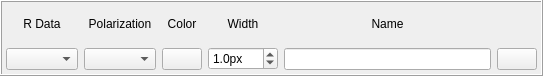
This is pychamber/app/ui/polar_trace_settings.ui in PyChamber/PyChamber as Qt 5 draws it before an edit. The edited form follows.
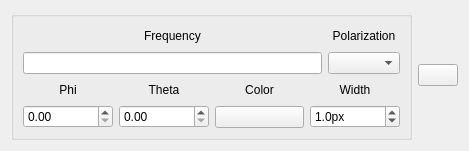
This is the edited form. Custom widgets are drawn as their Qt base class.

```diff
--- a/pychamber/app/ui/polar_trace_settings.ui
+++ b/pychamber/app/ui/polar_trace_settings.ui
@@ -6,56 +6,25 @@
    <rect>
     <x>0</x>
     <y>0</y>
-    <width>543</width>
-    <height>76</height>
+    <width>469</width>
+    <height>151</height>
    </rect>
   </property>
   <property name="windowTitle">
    <string>Form</string>
   </property>
-  <layout class="QVBoxLayout" name="verticalLayout_7">
-   <property name="spacing">
-    <number>0</number>
-   </property>
-   <property name="leftMargin">
-    <number>0</number>
-   </property>
-   <property name="topMargin">
-    <number>0</number>
-   </property>
-   <property name="rightMargin">
-    <number>0</number>
-   </property>
-   <property name="bottomMargin">
-    <number>0</number>
-   </property>
+  <layout class="QHBoxLayout" name="horizontalLayout_3">
    <item>
-    <widget class="QFrame" name="frame">
-     <property name="frameShape">
-      <enum>QFrame::Box</enum>
-     </property>
-     <property name="frameShadow">
-      <enum>QFrame::Raised</enum>
-     </property>
+    <widget class="QGroupBox" name="groupBox">
+     <layout class="QVBoxLayout" name="verticalLayout_10">
+      <item>
      <layout class="QHBoxLayout" name="horizontalLayout">
-      <property name="leftMargin">
-       <number>4</number>
-      </property>
-      <property name="topMargin">
-       <number>4</number>
-      </property>
-      <property name="rightMargin">
-       <number>4</number>
-      </property>
-      <property name="bottomMargin">
-       <number>4</number>
-      </property>
       <item>
-       <layout class="QVBoxLayout" name="verticalLayout">
+         <layout class="QVBoxLayout" name="verticalLayout_5">
         <item>
-         <widget class="QLabel" name="label">
+           <widget class="QLabel" name="frequencyLabel">
           <property name="text">
-           <string>R Data</string>
+             <string>Frequency</string>
           </property>
           <property name="alignment">
            <set>Qt::AlignCenter</set>
@@ -63,7 +32,7 @@
          </widget>
         </item>
         <item>
-         <widget class="QComboBox" name="r_var_cb"/>
+           <widget class="FrequencyLineEdit" name="freq_le"/>
         </item>
        </layout>
       </item>
@@ -80,9 +49,75 @@
          </widget>
         </item>
         <item>
-         <widget class="QComboBox" name="r_var_cb_2"/>
-        </item>
-       </layout>
+           <widget class="QComboBox" name="pol_cb"/>
+          </item>
+         </layout>
+        </item>
+       </layout>
+      </item>
+      <item>
+       <layout class="QHBoxLayout" name="horizontalLayout_2">
+        <item>
+         <widget class="QWidget" name="phi_widget" native="true">
+          <layout class="QVBoxLayout" name="verticalLayout_9">
+           <property name="leftMargin">
+            <number>0</number>
+           </property>
+           <property name="topMargin">
+            <number>0</number>
+           </property>
+           <property name="rightMargin">
+            <number>0</number>
+           </property>
+           <property name="bottomMargin">
+            <number>0</number>
+           </property>
+           <item>
+            <widget class="QLabel" name="label">
+             <property name="text">
+              <string>Phi</string>
+             </property>
+             <property name="alignment">
+              <set>Qt::AlignCenter</set>
+             </property>
+            </widget>
+           </item>
+           <item>
+            <widget class="ListSpinBox" name="phi_lsb"/>
+           </item>
+          </layout>
+         </widget>
+        </item>
+        <item>
+         <widget class="QWidget" name="theta_widget" native="true">
+          <layout class="QVBoxLayout" name="verticalLayout_8">
+           <property name="leftMargin">
+            <number>0</number>
+           </property>
+           <property name="topMargin">
+            <number>0</number>
+           </property>
+           <property name="rightMargin">
+            <number>0</number>
+           </property>
+           <property name="bottomMargin">
+            <number>0</number>
+           </property>
+           <item>
+            <widget class="QLabel" name="label_9">
+             <property name="text">
+              <string>Theta</string>
+             </property>
+             <property name="alignment">
+              <set>Qt::AlignCenter</set>
+             </property>
+            </widget>
+           </item>
+           <item>
+            <widget class="ListSpinBox" name="theta_lsb"/>
+           </item>
+          </layout>
+         </widget>
       </item>
       <item>
        <layout class="QVBoxLayout" name="verticalLayout_3">
@@ -132,50 +167,21 @@
         </item>
        </layout>
       </item>
-      <item>
-       <layout class="QVBoxLayout" name="verticalLayout_5">
-        <item>
-         <widget class="QLabel" name="label_4">
-          <property name="text">
-           <string>Name</string>
-          </property>
-          <property name="alignment">
-           <set>Qt::AlignCenter</set>
-          </property>
-         </widget>
-        </item>
-        <item>
-         <widget class="QLineEdit" name="name_le">
-          <property name="minimumSize">
-           <size>
-            <width>150</width>
-            <height>0</height>
-           </size>
-          </property>
-         </widget>
-        </item>
-       </layout>
+       </layout>
+      </item>
+     </layout>
+    </widget>
       </item>
       <item>
        <layout class="QVBoxLayout" name="verticalLayout_6">
         <item>
-         <widget class="QLabel" name="label_5">
+      <widget class="QPushButton" name="remove_polar_trace">
           <property name="text">
            <string/>
           </property>
          </widget>
         </item>
-        <item>
-         <widget class="QPushButton" name="remove_trace_btn">
-          <property name="text">
-           <string/>
-          </property>
-         </widget>
-        </item>
-       </layout>
-      </item>
-     </layout>
-    </widget>
+    </layout>
    </item>
   </layout>
  </widget>
@@ -183,7 +189,17 @@
   <customwidget>
    <class>ColorButton</class>
    <extends>QPushButton</extends>
-   <header>..widgets.color_button</header>
+   <header>pyqtgraph</header>
+  </customwidget>
+  <customwidget>
+   <class>FrequencyLineEdit</class>
+   <extends>QLineEdit</extends>
+   <header>..widgets.frequency_lineedit</header>
+  </customwidget>
+  <customwidget>
+   <class>ListSpinBox</class>
+   <extends>QDoubleSpinBox</extends>
+   <header>..widgets.list_spinbox</header>
   </customwidget>
  </customwidgets>
  <resources/>
```
Lines whose indentation alone changed are shown as unchanged.
